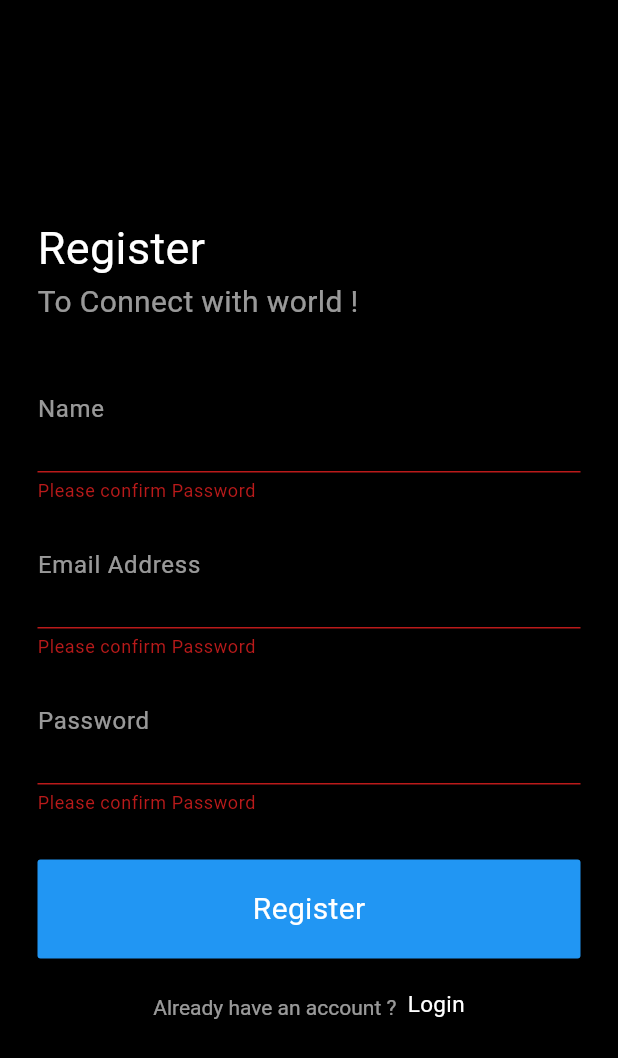
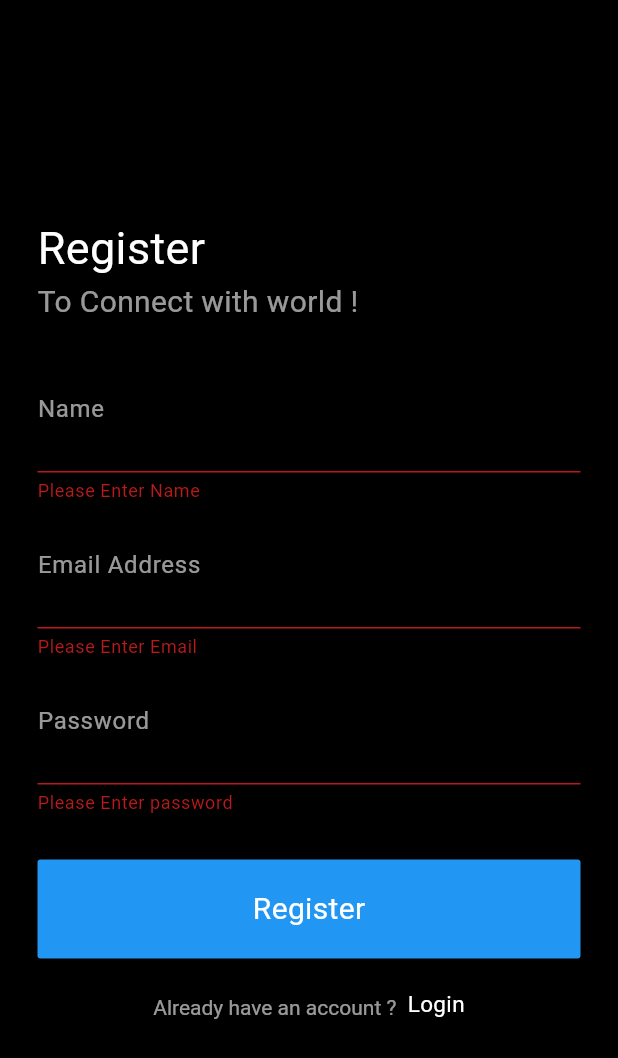
Before and after one commit to KishanBin/Chatify, a Flutter app: the screen it shows after launch, after a tap on "Register", on a phone screen of 412 x 824 dp. Shown: the top 1058 px of the screen. Run offline on Flutter 3.47's test engine with Material 3 defaults, Android fonts, the phone set to English and light mode, and no system bars; our stand-ins replace cloud_firestore, firebase_auth, firebase_core, toast; missing offline and left inert: email_otp; accounts and stored records are empty.

```diff
--- a/lib/Pages/Home.dart
+++ b/lib/Pages/Home.dart
@@ -11,7 +11,10 @@ class _HomePageState extends State<HomePage> {
   @override
   Widget build(BuildContext context) {
     return Scaffold(
-      body: Text('Homme'),
+      appBar: AppBar(
+        title: Text("Home"),
+      ),
+      body: Center(child: Text('Home')),
     );
   }
 }
--- a/lib/Pages/registerPage.dart
+++ b/lib/Pages/registerPage.dart
@@ -1,9 +1,7 @@
-import 'package:chatify/Pages/Home.dart';
+import 'package:chatify/Pages/VerificationPage.dart';
 import 'package:chatify/Pages/loginPage.dart';
 import 'package:chatify/UiHelper.dart';
-import 'package:firebase_auth/firebase_auth.dart';
 import 'package:flutter/material.dart';
-import 'package:toast/toast.dart';
 
 class RegisterPage extends StatefulWidget {
   const RegisterPage({super.key});
@@ -13,8 +11,8 @@ class RegisterPage extends StatefulWidget {
 }
 
 class _RegisterPageState extends State<RegisterPage> {
-  late double _deviceHeight;
-  late double _deviceWidth;
+  late double deviceHeight;
+  late double deviceWidth;
 
   TextEditingController nameController = TextEditingController();
   TextEditingController emailController = TextEditingController();
@@ -23,27 +21,10 @@ class _RegisterPageState extends State<RegisterPage> {
   GlobalKey<FormState> _formKey = GlobalKey<FormState>();
   String name = "", email = "", password = "";
 
-  register() async {
-    try {
-      await FirebaseAuth.instance
-          .createUserWithEmailAndPassword(email: email, password: password);
-      Navigator.push(
-          context, MaterialPageRoute(builder: (context) => HomePage()));
-    } on FirebaseAuthException catch (e) {
-      String? error = e.message;
-      ToastContext().init(context);
-      Toast.show('{$error}',
-          gravity: Toast.top,
-          duration: 3,
-          backgroundColor: Colors.black,
-          textStyle: TextStyle(color: Colors.white));
-    }
-  }
-
   @override
   Widget build(BuildContext context) {
-    _deviceHeight = MediaQuery.of(context).size.height;
-    _deviceWidth = MediaQuery.of(context).size.width;
+    deviceHeight = MediaQuery.of(context).size.height;
+    deviceWidth = MediaQuery.of(context).size.width;
     return Scaffold(
       backgroundColor: Colors.black,
       resizeToAvoidBottomInset: false,
@@ -51,7 +32,7 @@ class _RegisterPageState extends State<RegisterPage> {
         child: Container(
             // color: Colors.red,
             margin: EdgeInsets.symmetric(horizontal: 25),
-            width: _deviceWidth,
+            width: deviceWidth,
             child: _registerUi()),
       ),
     );
@@ -82,7 +63,15 @@ class _RegisterPageState extends State<RegisterPage> {
                     email = emailController.text;
                     password = passwordController.text;
                   });
-                  register();
+                  Navigator.push(
+                      context,
+                      MaterialPageRoute(
+                        builder: (context) => Verification(
+                          Name: name,
+                          Email: email,
+                          Password: password,
+                        ),
+                      ));
                 }
               },
               child: textButton(
@@ -90,7 +79,7 @@ class _RegisterPageState extends State<RegisterPage> {
                 backgroundColor: Colors.blue,
                 textColor: Colors.white,
               )),
-          SizedBox(
+          const SizedBox(
             height: 20,
           ),
           RichText(
@@ -123,7 +112,7 @@ class _RegisterPageState extends State<RegisterPage> {
                 controller: nameController,
                 validate: (value) {
                   if (value == null || value.isEmpty) {
-                    return "Please confirm Password";
+                    return "Please Enter Name";
                   }
                   return null;
                 },
@@ -133,7 +122,7 @@ class _RegisterPageState extends State<RegisterPage> {
                 controller: emailController,
                 validate: (value) {
                   if (value == null || value.isEmpty) {
-                    return "Please confirm Password";
+                    return "Please Enter Email";
                   }
                   return null;
                 },
@@ -143,7 +132,7 @@ class _RegisterPageState extends State<RegisterPage> {
                 controller: passwordController,
                 validate: (value) {
                   if (value == null || value.isEmpty) {
-                    return "Please confirm Password";
+                    return "Please Enter password";
                   }
                   return null;
                 },
@@ -151,19 +140,4 @@ class _RegisterPageState extends State<RegisterPage> {
           ],
         ));
   }
-
-  // Widget _textButton(String buttonText, Color backgroundColor) {
-  //   return Container(
-  //     height: _deviceHeight * 0.08,
-  //     width: _deviceWidth,
-  //     decoration: BoxDecoration(
-  //         color: backgroundColor, borderRadius: BorderRadius.circular(2)),
-  //     child: Center(
-  //       child: Text(
-  //         buttonText,
-  //         style: TextStyle(color: Colors.white, fontSize: 20),
-  //       ),
-  //     ),
-  //   );
-  // }
 }
--- a/lib/UiHelper.dart
+++ b/lib/UiHelper.dart
@@ -24,7 +24,6 @@ class Heading1 extends StatelessWidget {
         ],
       ),
     );
-    ;
   }
 }
 
@@ -32,13 +31,13 @@ class formField extends StatelessWidget {
   final String hintText;
   final TextEditingController controller;
   final FormFieldValidator validate;
-  final bool? obsecureText;
+  final bool obsecureText;
 
   formField(
       {required this.hintText,
       required this.controller,
       required this.validate,
-      this.obsecureText});
+      required this.obsecureText});
 
   @override
   Widget build(BuildContext context) {
@@ -47,7 +46,7 @@ class formField extends StatelessWidget {
       validator: validate,
       controller: controller,
       style: TextStyle(color: Colors.white60),
-      obscureText: obsecureText!,
+      obscureText: obsecureText,
       decoration: InputDecoration(
         contentPadding: EdgeInsets.symmetric(vertical: 30),
         hintText: hintText,
--- a/lib/main.dart
+++ b/lib/main.dart
@@ -1,4 +1,3 @@
-import 'package:chatify/Pages/loginPage.dart';
 import 'package:chatify/Pages/registerPage.dart';
 import 'package:firebase_core/firebase_core.dart';
 
@@ -30,7 +29,7 @@ class _MyAppState extends State<MyApp> {
       theme: ThemeData(
         colorScheme: ColorScheme.fromSeed(seedColor: Colors.blue),
       ),
-      home:RegisterPage(),
+      home: RegisterPage(),
     );
   }
 }
--- a/pubspec.yaml
+++ b/pubspec.yaml
@@ -37,6 +37,8 @@ dependencies:
   firebase_core: ^2.30.1
   firebase_auth: ^4.19.4
   toast: ^0.3.0
+  email_otp: ^2.1.2
+  cloud_firestore: ^4.17.3
 
 dev_dependencies:
   flutter_test:
@@ -60,8 +62,8 @@ flutter:
   uses-material-design: true
 
   # To add assets to your application, add an assets section, like this:
-  # assets:
-  #   - images/a_dot_burr.jpeg
+  assets:
+    - Assets/Image/
   #   - images/a_dot_ham.jpeg
 
   # An image asset can refer to one or more resolution-specific "variants", see
```
Also changed, not shown: lib/Pages/VerificationPage.dart (added, +204 -0 lines), lib/Pages/loginPage.dart (+0 -21 lines), Assets/Image/EmailVerify.png (added), pubspec.lock, 3 other files.
